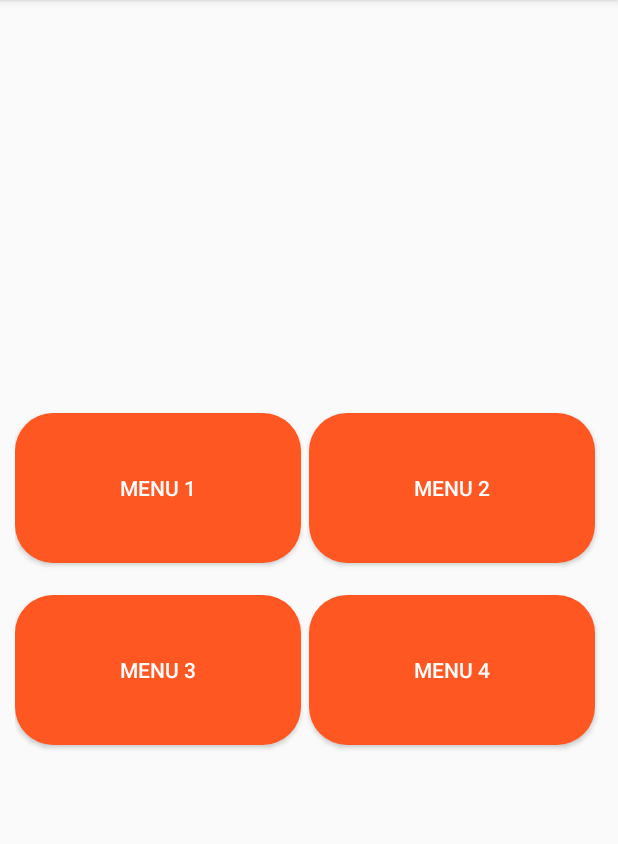
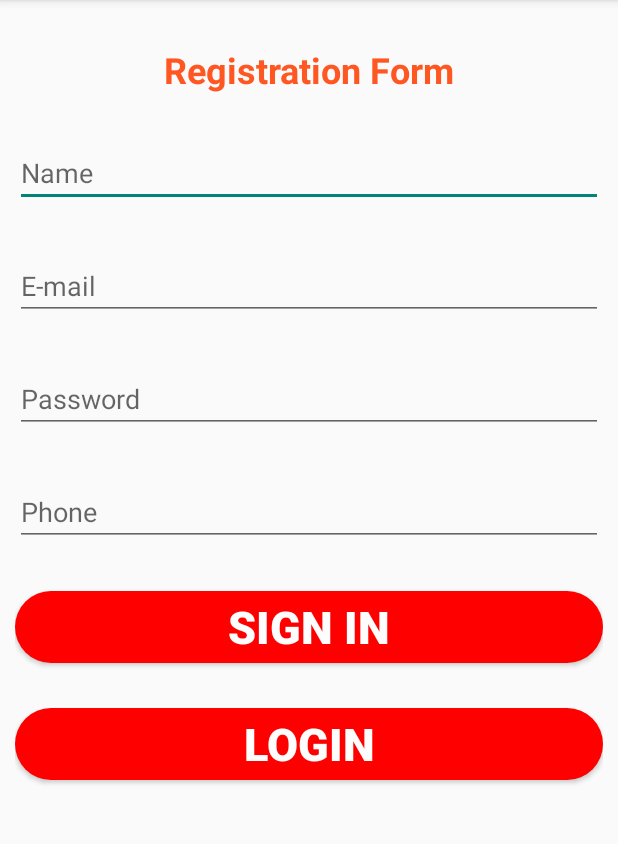
Before and after one commit to Bekzat23/lesson6_registForm, an Android app: the screen it shows after launch (menu_activity before the commit, RegistrationActivity after it), on a phone screen of 412 x 824 dp, the part 84-928 px from its top. Run offline under Robolectric (Android 15) with nearby library versions, the phone set to English and light mode, and no system bars.

Commit message:
'registform'

```diff
--- /dev/null
+++ b/app/src/main/java/com/example/myapplication/authentification/RegistrationActivity.java
@@ -0,0 +1,103 @@
+package com.example.myapplication.authentification;
+
+import androidx.appcompat.app.AppCompatActivity;
+
+import android.content.ContentValues;
+import android.content.Intent;
+import android.database.sqlite.SQLiteDatabase;
+import android.os.Bundle;
+import android.text.TextUtils;
+import android.view.View;
+import android.widget.Button;
+import android.widget.EditText;
+import android.widget.Toast;
+
+import com.example.myapplication.R;
+import com.example.myapplication.database.StoreDatabase;
+
+import static com.example.myapplication.database.StoreDatabase.COLUMN_USER_EMAIL;
+import static com.example.myapplication.database.StoreDatabase.COLUMN_USER_NAME;
+import static com.example.myapplication.database.StoreDatabase.COLUMN_USER_PASSWORD;
+import static com.example.myapplication.database.StoreDatabase.COLUMN_USER_PHONE;
+import static com.example.myapplication.database.StoreDatabase.TABLE_USERS;
+
+public class RegistrationActivity extends AppCompatActivity implements View.OnClickListener {
+
+
+    private StoreDatabase storeDb;
+    private SQLiteDatabase sqdb;
+
+    EditText et_user_name;
+    EditText et_email;
+    EditText et_password;
+    EditText et_phone;
+    Button RegBtn;
+    Button LogBtn;
+
+
+    @Override
+    protected void onCreate(Bundle savedInstanceState) {
+        super.onCreate(savedInstanceState);
+        setContentView(R.layout.activity_registration);
+
+        storeDb = new StoreDatabase(this);
+        sqdb = storeDb.getWritableDatabase();
+
+        et_user_name = findViewById(R.id.et_user);
+        et_email = findViewById(R.id.et_email);
+        et_password = findViewById(R.id.et_password);
+        et_phone = findViewById(R.id.et_phone);
+        RegBtn = findViewById(R.id.RegBtn);
+        LogBtn = findViewById(R.id.LogBtn);
+
+        RegBtn.setOnClickListener(this);
+        LogBtn.setOnClickListener(this);
+    }
+
+    @Override
+    public void onClick(View view) {
+
+        switch (view.getId()){
+            case R.id.RegBtn:
+                if (TextUtils.isEmpty(et_user_name.getText())) {
+                    et_user_name.setError("Fill again");
+                    return;
+                }
+
+                if (TextUtils.isEmpty(et_email.getText())) {
+                    et_email.setError("Fill again");
+                    return;
+                }
+
+                if (TextUtils.isEmpty(et_password.getText())) {
+                    et_password.setError("Fill again");
+                    return;
+                }
+
+                if (TextUtils.isEmpty(et_phone.getText())) {
+                    et_phone.setError("Fill again");
+                    return;
+                }
+
+                ContentValues versionValues = new ContentValues();
+                versionValues.put(COLUMN_USER_NAME, et_user_name.getText().toString());
+                versionValues.put(COLUMN_USER_EMAIL, et_email.getText().toString());
+                versionValues.put(COLUMN_USER_PASSWORD, et_password.getText().toString());
+                versionValues.put(COLUMN_USER_PHONE, et_phone.getText().toString());
+
+                sqdb.insert(TABLE_USERS, null, versionValues);
+                Toast.makeText(this, "Database saved", Toast.LENGTH_SHORT).show();
+
+                Intent intent = new Intent(this, LoginActivity.class);
+                startActivity(intent);
+                break;
+
+            case R.id.LogBtn:
+                Intent intent2 = new Intent(this, LoginActivity.class);
+                startActivity(intent2);
+                break;
+        }
+
+
+    }
+}
--- /dev/null
+++ b/app/src/main/java/com/example/myapplication/database/StoreDatabase.java
@@ -0,0 +1,35 @@
+package com.example.myapplication.database;
+import android.content.Context;
+import android.database.sqlite.SQLiteDatabase;
+import android.database.sqlite.SQLiteOpenHelper;
+
+public class StoreDatabase extends SQLiteOpenHelper {
+    public static final String DATABASE_NAME = "lessonDatabase.db";
+    private static final int DATABASE_VERSION = 1;
+    public static final String TABLE_USERS = "users";
+    public static final String COLUMN_USER_NAME = "user_name";
+    public static final String COLUMN_USER_EMAIL= "user_email";
+    public static final String COLUMN_USER_PASSWORD = "user_password";
+    public static final String COLUMN_USER_PHONE = "user_phone";
+
+    Context context;
+    public StoreDatabase(Context context) {
+        super(context, DATABASE_NAME, null, DATABASE_VERSION);
+        this.context = context;
+    }
+    @Override
+    public void onCreate(SQLiteDatabase db){
+
+        db.execSQL("CREATE TABLE " + TABLE_USERS + "(" +
+                COLUMN_USER_NAME + " TEXT, " +
+                COLUMN_USER_EMAIL + " TEXT , " +
+                COLUMN_USER_PASSWORD + " TEXT , " +
+                COLUMN_USER_PHONE + " INTIGER)");
+    }
+    @Override
+    public void onUpgrade(SQLiteDatabase db, int oldVersion, int newVersion) {
+        db.execSQL("DROP TABLE IF EXISTS " + TABLE_USERS);
+
+        onCreate(db);
+    }
+}
--- a/app/src/main/java/com/example/myapplication/MainActivity.java
+++ b/app/src/main/java/com/example/myapplication/menu_activities/MainActivity.java
@@ -1,4 +1,4 @@
-package com.example.myapplication;
+package com.example.myapplication.menu_activities;
 
 import androidx.appcompat.app.AppCompatActivity;
 
@@ -7,6 +7,8 @@ import android.view.View;
 import android.widget.Button;
 import android.widget.EditText;
 import android.widget.TextView;
+
+import com.example.myapplication.R;
 
 public class MainActivity extends AppCompatActivity  implements View.OnClickListener{
 
--- a/app/src/main/java/com/example/myapplication/menu_activity.java
+++ b/app/src/main/java/com/example/myapplication/menu_activities/menu_activity.java
@@ -1,4 +1,4 @@
-package com.example.myapplication;
+package com.example.myapplication.menu_activities;
 
 import android.content.Intent;
 import android.os.Bundle;
@@ -6,6 +6,8 @@ import android.view.View;
 import android.widget.Button;
 
 import androidx.appcompat.app.AppCompatActivity;
+
+import com.example.myapplication.R;
 
 public class menu_activity extends AppCompatActivity implements View.OnClickListener {
     Button btnMenu1, btnMenu2, btnMenu3, btnMenu4;
--- a/app/src/main/java/com/example/myapplication/menu_activity1.java
+++ b/app/src/main/java/com/example/myapplication/menu_activities/menu_activity1.java
@@ -1,4 +1,4 @@
-package com.example.myapplication;
+package com.example.myapplication.menu_activities;
 
 import android.content.Intent;
 import android.os.Bundle;
@@ -11,6 +11,8 @@ import android.widget.Toast;
 
 import androidx.annotation.NonNull;
 import androidx.appcompat.app.AppCompatActivity;
+
+import com.example.myapplication.R;
 
 public class menu_activity1 extends AppCompatActivity implements View.OnClickListener {
     Button btnBack;
--- a/app/src/main/java/com/example/myapplication/menu_activity2.java
+++ b/app/src/main/java/com/example/myapplication/menu_activities/menu_activity2.java
@@ -1,4 +1,4 @@
-package com.example.myapplication;
+package com.example.myapplication.menu_activities;
 
 import android.content.Intent;
 import android.os.Bundle;
@@ -6,6 +6,8 @@ import android.view.View;
 import android.widget.Button;
 
 import androidx.appcompat.app.AppCompatActivity;
+
+import com.example.myapplication.R;
 
 public class menu_activity2 extends AppCompatActivity implements View.OnClickListener {
     Button btnBack;
--- a/app/src/main/java/com/example/myapplication/menu_activity3.java
+++ b/app/src/main/java/com/example/myapplication/menu_activities/menu_activity3.java
@@ -1,4 +1,4 @@
-package com.example.myapplication;
+package com.example.myapplication.menu_activities;
 
 import android.content.Intent;
 import android.os.Bundle;
@@ -6,6 +6,8 @@ import android.view.View;
 import android.widget.Button;
 
 import androidx.appcompat.app.AppCompatActivity;
+
+import com.example.myapplication.R;
 
 public class menu_activity3 extends AppCompatActivity implements View.OnClickListener {
     Button btnBack;
--- a/app/src/main/java/com/example/myapplication/menu_activity4.java
+++ b/app/src/main/java/com/example/myapplication/menu_activities/menu_activity4.java
@@ -1,4 +1,4 @@
-package com.example.myapplication;
+package com.example.myapplication.menu_activities;
 
 import android.content.Intent;
 import android.os.Bundle;
@@ -6,6 +6,8 @@ import android.view.View;
 import android.widget.Button;
 
 import androidx.appcompat.app.AppCompatActivity;
+
+import com.example.myapplication.R;
 
 public class menu_activity4 extends AppCompatActivity implements View.OnClickListener {
     Button btnBack;
--- a/app/src/main/res/layout/activity_main.xml
+++ b/app/src/main/res/layout/activity_main.xml
@@ -7,7 +7,7 @@
     android:background="@color/background"
     android:orientation="vertical"
     android:padding="30dp"
-    tools:context=".MainActivity">
+    tools:context=".menu_activities.MainActivity">
 
     <com.google.android.material.textfield.TextInputLayout
         android:layout_width="match_parent"
--- /dev/null
+++ b/app/src/main/res/layout/activity_registration.xml
@@ -0,0 +1,87 @@
+<?xml version="1.0" encoding="utf-8"?>
+<LinearLayout
+    android:orientation="vertical"
+    xmlns:android="http://schemas.android.com/apk/res/android"
+    xmlns:app="http://schemas.android.com/apk/res-auto"
+    xmlns:tools="http://schemas.android.com/tools"
+    android:layout_width="match_parent"
+    android:layout_height="match_parent"
+    tools:context=".authentification.RegistrationActivity"
+    android:layout_marginRight="10dp"
+    android:layout_marginLeft="10dp">
+
+    <ImageView
+        android:id="@+id/imageView"
+        android:layout_width="match_parent"
+        android:layout_height="wrap_content"
+        tools:srcCompat="@tools:sample/avatars" />
+    <TextView
+        android:layout_width="match_parent"
+        android:layout_height="wrap_content"
+        android:ems="10"
+        android:layout_marginTop="30dp"
+        android:gravity="center"
+        android:textSize="24dp"
+        android:textStyle="bold"
+        android:textColor="@color/orange"
+        android:text="Registration Form"/>
+
+    <EditText
+        android:id="@+id/et_user"
+        android:layout_width="match_parent"
+        android:layout_height="wrap_content"
+        android:ems="10"
+        android:layout_marginTop="30dp"
+        android:inputType="textPersonName"
+        android:hint="Name" />
+
+    <EditText
+        android:id="@+id/et_email"
+        android:layout_width="match_parent"
+        android:layout_height="wrap_content"
+        android:ems="10"
+        android:layout_marginTop="30dp"
+        android:inputType="textEmailAddress"
+        android:hint="E-mail" />
+
+    <EditText
+        android:id="@+id/et_password"
+        android:layout_width="match_parent"
+        android:layout_height="wrap_content"
+        android:ems="10"
+        android:layout_marginTop="30dp"
+        android:inputType="textPassword"
+        android:hint="Password" />
+
+    <EditText
+        android:id="@+id/et_phone"
+        android:layout_width="match_parent"
+        android:layout_height="wrap_content"
+        android:ems="10"
+        android:layout_marginTop="30dp"
+        android:inputType="text|phone"
+        android:hint="Phone" />
+
+    <Button
+        android:id="@+id/RegBtn"
+        android:layout_width="match_parent"
+        android:layout_height="wrap_content"
+        android:layout_marginTop="30dp"
+        android:textStyle="bold"
+        android:textSize="30dp"
+        android:textColor="@color/white"
+        android:background="@drawable/button_rounded"
+        android:text="Sign In" />
+
+    <Button
+        android:id="@+id/LogBtn"
+        android:layout_width="match_parent"
+        android:layout_height="wrap_content"
+        android:layout_marginTop="30dp"
+        android:textStyle="bold"
+        android:textSize="30dp"
+        android:textColor="@color/white"
+        android:background="@drawable/button_rounded"
+        android:text="LogIn" />
+
+</LinearLayout>
```
Also changed, not shown: app/src/main/AndroidManifest.xml (+9 -6 lines), app/src/main/java/com/example/myapplication/authentification/LoginActivity.java (added, +68 -0 lines), app/src/main/res/layout/activity_login.xml (added, +59 -0 lines).
